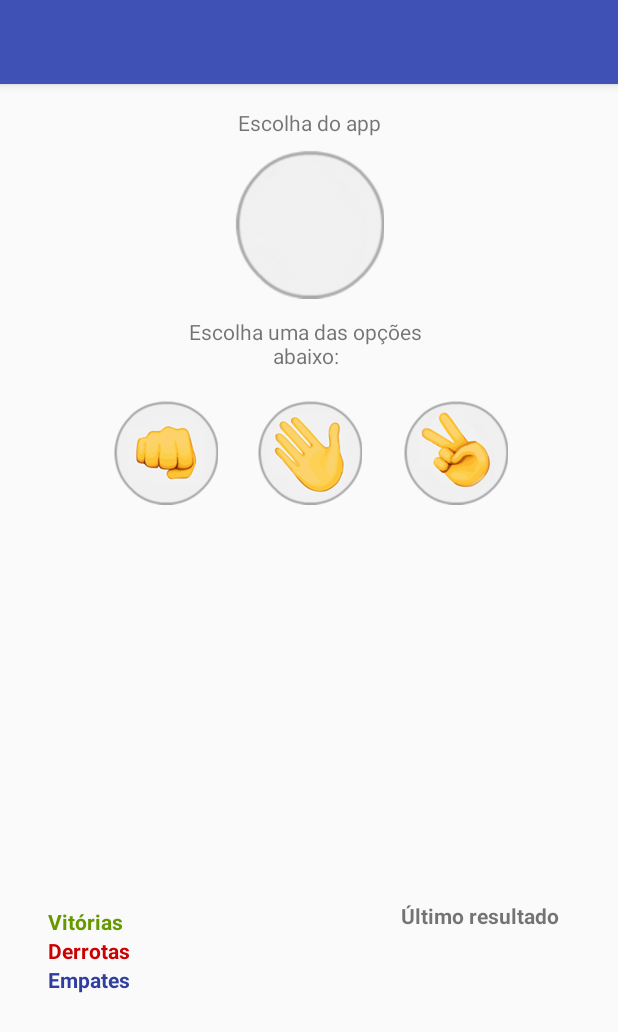
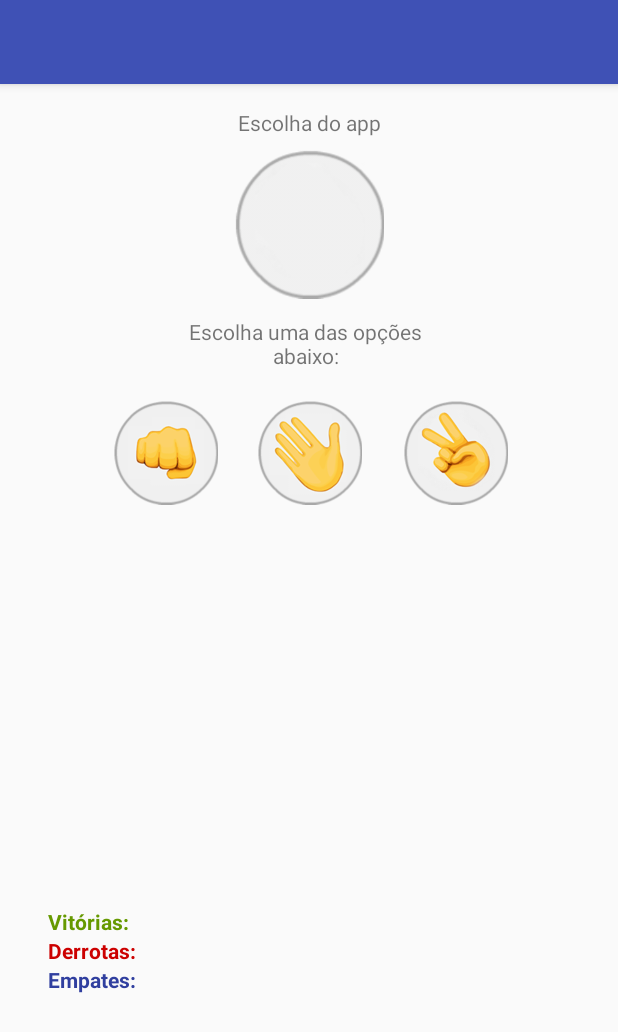
Before and after one commit to LucasReinaldo/PedraPapelTesour, an Android app: the screen it shows after launch (MainActivity), on a phone screen of 412 x 824 dp. Shown: the top 1032 px of the screen. Run offline under Robolectric (Android 15) with nearby library versions, the phone set to English and light mode, and no system bars.

```diff
--- a/app/src/main/res/layout/activity_main.xml
+++ b/app/src/main/res/layout/activity_main.xml
@@ -88,7 +88,7 @@
         android:layout_marginEnd="275dp"
         android:layout_marginRight="275dp"
         android:layout_marginStart="32dp"
-        android:text="Vitórias"
+        android:text="Vitórias:"
         android:textColor="@android:color/holo_green_dark"
         android:textStyle="bold"
         app:layout_constraintBottom_toBottomOf="parent"
@@ -103,7 +103,7 @@
         android:layout_marginBottom="150dp"
         android:layout_marginEnd="293dp"
         android:layout_marginStart="32dp"
-        android:text="Empates"
+        android:text="Empates:"
         android:textColor="?attr/colorPrimaryDark"
         android:textStyle="bold"
         app:layout_constraintBottom_toBottomOf="parent"
@@ -120,7 +120,7 @@
         android:layout_marginBottom="150dp"
         android:layout_marginEnd="293dp"
         android:layout_marginStart="32dp"
-        android:text="Derrotas"
+        android:text="Derrotas:"
         android:textColor="@android:color/holo_red_dark"
         android:textStyle="bold"
         app:layout_constraintBottom_toBottomOf="parent"
@@ -139,6 +139,7 @@
         android:layout_marginStart="8dp"
         android:text="Último resultado"
         android:textStyle="bold"
+        android:visibility="invisible"
         app:layout_constraintBottom_toBottomOf="parent"
         app:layout_constraintEnd_toEndOf="parent"
         app:layout_constraintHorizontal_bias="0.892"
```
